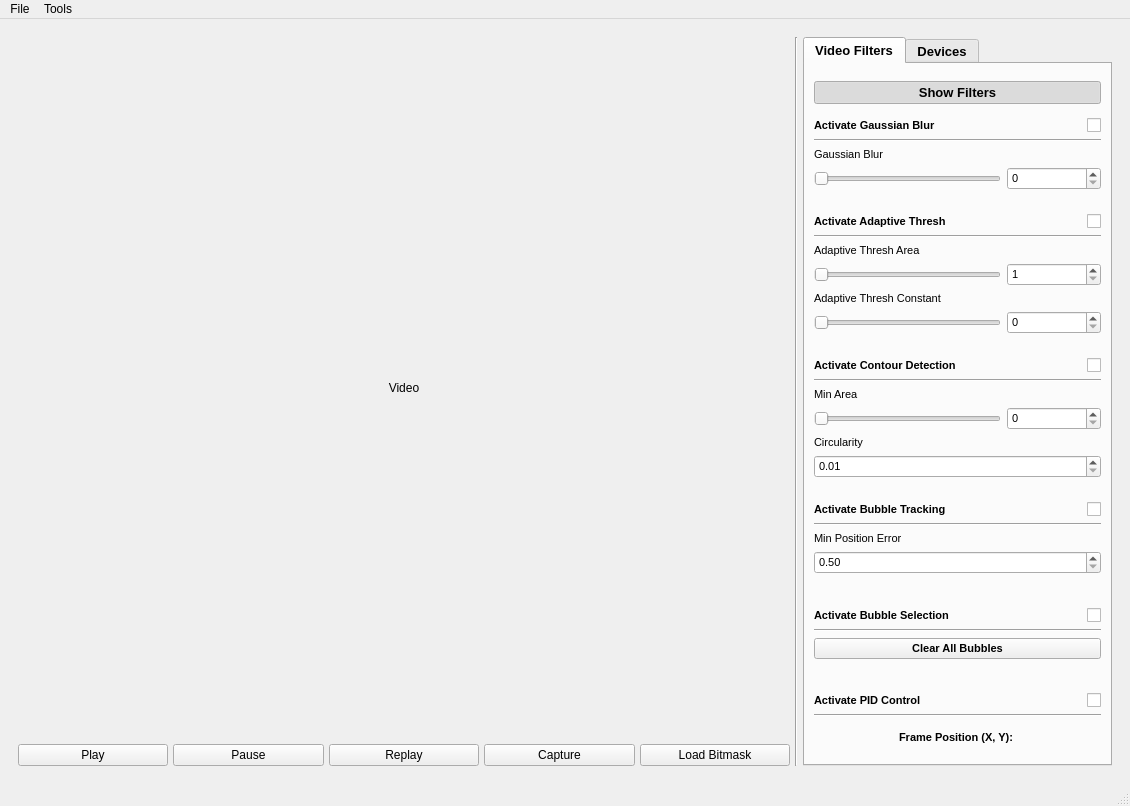
Qt form src/ui/dlpctl.ui (tarumishra9498/dlpctlF25) before a commit.
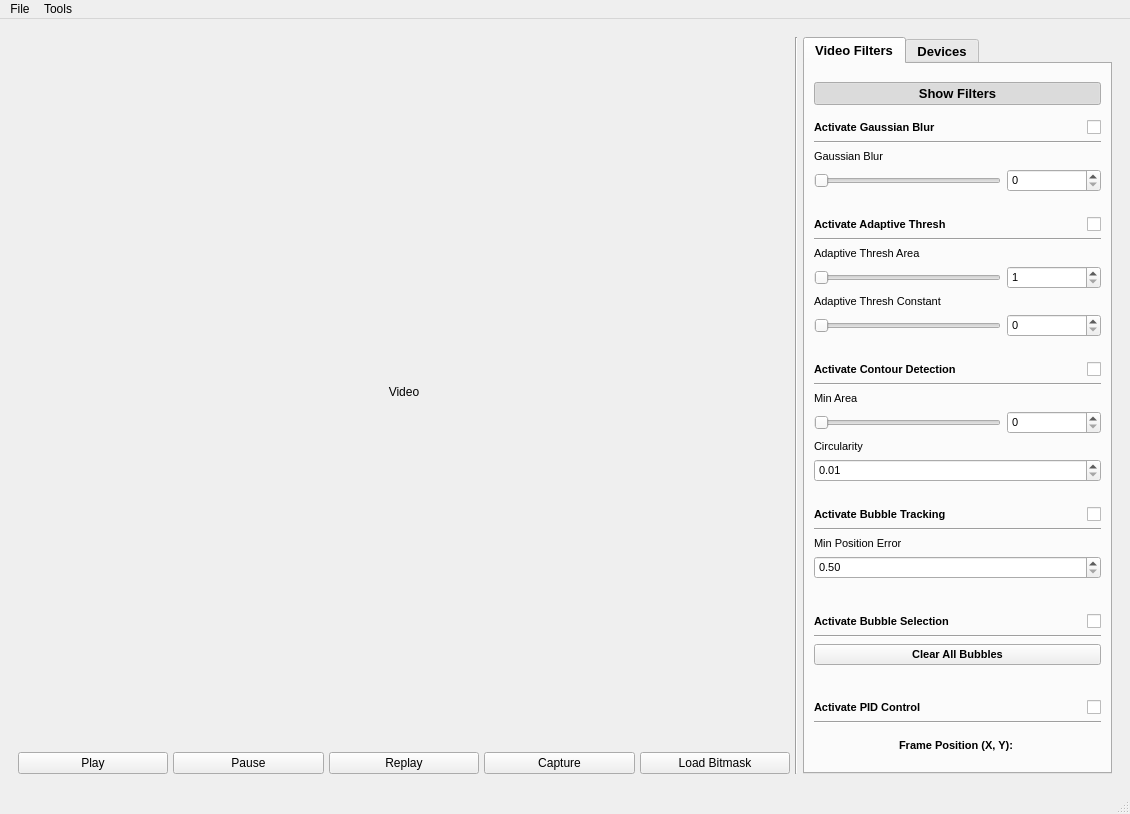
The same form after that commit. Custom widgets are drawn as their Qt base class.

Commit message: Added PID checkbox

```diff
--- a/src/ui/dlpctl.ui
+++ b/src/ui/dlpctl.ui
@@ -10,7 +10,7 @@
     <x>0</x>
     <y>0</y>
     <width>1130</width>
-    <height>806</height>
+    <height>814</height>
    </rect>
   </property>
   <property name="sizePolicy">
@@ -656,7 +656,7 @@
                <item row="0" column="1" alignment="Qt::AlignmentFlag::AlignRight">
                 <widget class="QCheckBox" name="tracking_checkbox">
                  <property name="sizePolicy">
-                  <sizepolicy hsizetype="Ignored" vsizetype="Fixed">
+                  <sizepolicy hsizetype="Minimum" vsizetype="Fixed">
                    <horstretch>0</horstretch>
                    <verstretch>0</verstretch>
                   </sizepolicy>
@@ -718,7 +718,7 @@
                <item row="0" column="1" alignment="Qt::AlignmentFlag::AlignRight">
                 <widget class="QCheckBox" name="selection_checkbox">
                  <property name="sizePolicy">
-                  <sizepolicy hsizetype="Expanding" vsizetype="Fixed">
+                  <sizepolicy hsizetype="Minimum" vsizetype="Fixed">
                    <horstretch>0</horstretch>
                    <verstretch>0</verstretch>
                   </sizepolicy>
```
Left out of the diff: 2 changed lines with no effect on the pictures. The commit also changes 1 other file.
